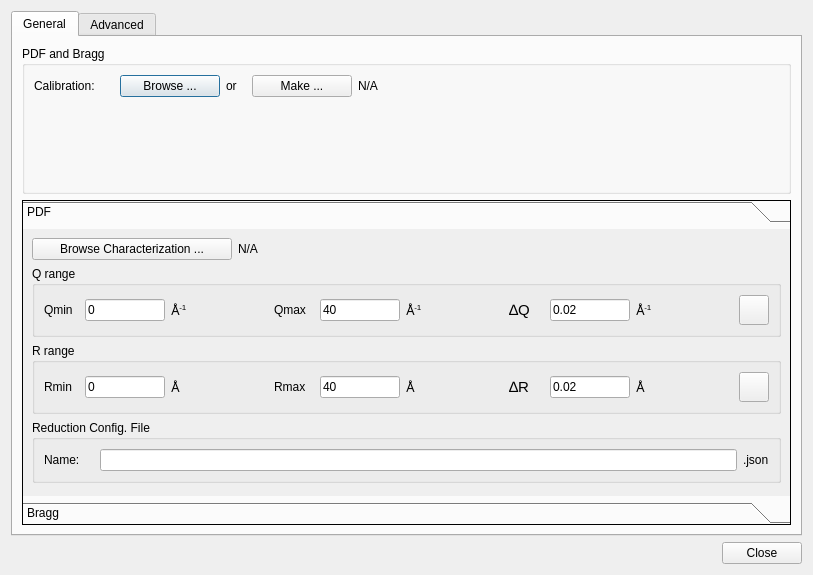
neutrons/addie, file designer/ui_reduction_configuration_dialog.ui: the form before one commit.
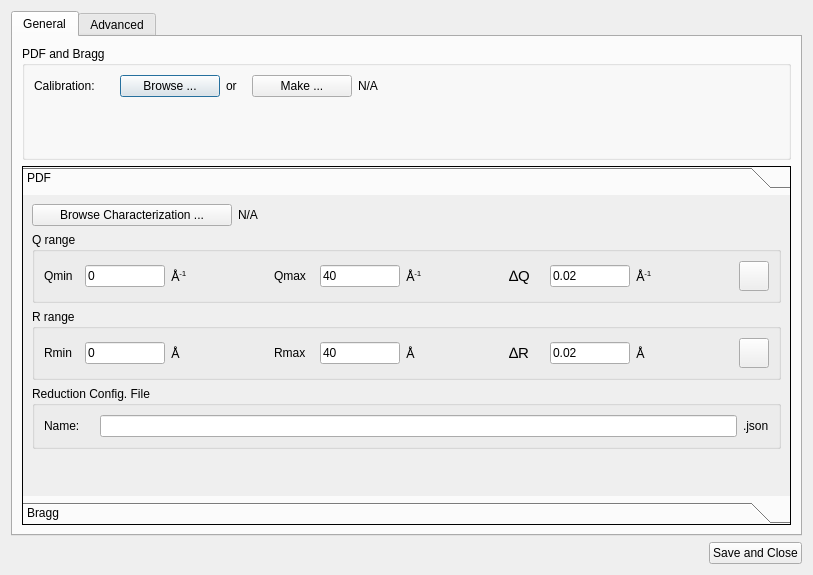
The form after the commit. The open tabs and pages were chosen to show the change.

Commit message: reduction confirmation ui save and load when closing works for current widgets in place

Diff of the .ui file:
```diff
--- a/designer/ui_reduction_configuration_dialog.ui
+++ b/designer/ui_reduction_configuration_dialog.ui
@@ -125,7 +125,7 @@
             <property name="sizeHint" stdset="0">
              <size>
               <width>20</width>
-              <height>121</height>
+              <height>53</height>
              </size>
             </property>
            </spacer>
@@ -916,7 +916,7 @@
      <item>
       <widget class="QPushButton" name="pushButton">
        <property name="text">
-        <string>Close</string>
+        <string>Save and Close</string>
        </property>
       </widget>
      </item>
```
Left out of the diff: 8 changed lines with no effect on the pictures. The commit also changes 3 other files.
